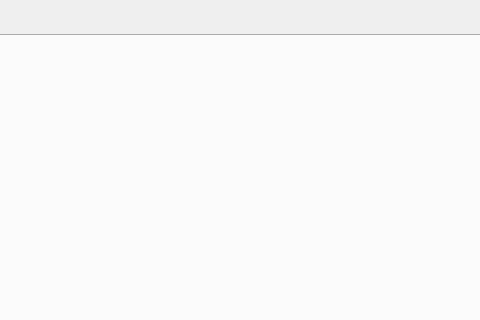
Above: GroundStation/mainwindow.ui from iron-kang/Qt before the change; both pictures show x 217 to 697 and y 0 to 320 of the 1366 by 768 pixel window. Below: the same form after it.
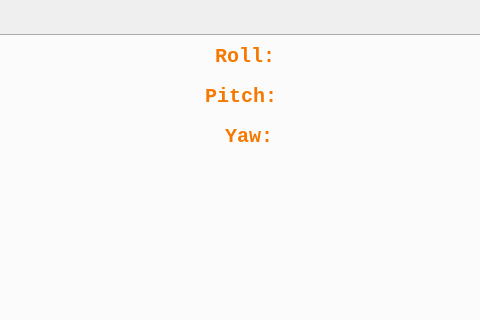
That is the form after the change. Icons and pictures are not drawn. Custom widgets are drawn as their Qt base class.

Commit message: change motor color and display angle in settings

```diff
--- a/GroundStation/mainwindow.ui
+++ b/GroundStation/mainwindow.ui
@@ -382,6 +382,151 @@
        </rect>
       </property>
      </widget>
+     <widget class="QLabel" name="label_roll">
+      <property name="geometry">
+       <rect>
+        <x>430</x>
+        <y>10</y>
+        <width>61</width>
+        <height>21</height>
+       </rect>
+      </property>
+      <property name="font">
+       <font>
+        <family>Monospace</family>
+        <pointsize>15</pointsize>
+        <weight>75</weight>
+        <bold>true</bold>
+       </font>
+      </property>
+      <property name="styleSheet">
+       <string notr="true">color:rgb(245, 121, 0)</string>
+      </property>
+      <property name="text">
+       <string>Roll:</string>
+      </property>
+     </widget>
+     <widget class="QLabel" name="label_pitch">
+      <property name="geometry">
+       <rect>
+        <x>420</x>
+        <y>50</y>
+        <width>71</width>
+        <height>21</height>
+       </rect>
+      </property>
+      <property name="font">
+       <font>
+        <family>Monospace</family>
+        <pointsize>15</pointsize>
+        <weight>75</weight>
+        <italic>false</italic>
+        <bold>true</bold>
+       </font>
+      </property>
+      <property name="styleSheet">
+       <string notr="true">color:rgb(245, 121, 0)</string>
+      </property>
+      <property name="text">
+       <string>Pitch:</string>
+      </property>
+     </widget>
+     <widget class="QLabel" name="label_yaw">
+      <property name="geometry">
+       <rect>
+        <x>440</x>
+        <y>90</y>
+        <width>51</width>
+        <height>21</height>
+       </rect>
+      </property>
+      <property name="font">
+       <font>
+        <family>Monospace</family>
+        <pointsize>15</pointsize>
+        <weight>75</weight>
+        <bold>true</bold>
+       </font>
+      </property>
+      <property name="styleSheet">
+       <string notr="true">color:rgb(245, 121, 0)</string>
+      </property>
+      <property name="text">
+       <string>Yaw:</string>
+      </property>
+     </widget>
+     <widget class="QLabel" name="val_roll">
+      <property name="geometry">
+       <rect>
+        <x>500</x>
+        <y>10</y>
+        <width>61</width>
+        <height>21</height>
+       </rect>
+      </property>
+      <property name="font">
+       <font>
+        <family>Monospace</family>
+        <pointsize>15</pointsize>
+        <weight>75</weight>
+        <bold>true</bold>
+       </font>
+      </property>
+      <property name="styleSheet">
+       <string notr="true">color:rgb(252, 175, 62)</string>
+      </property>
+      <property name="text">
+       <string/>
+      </property>
+     </widget>
+     <widget class="QLabel" name="val_pitch">
+      <property name="geometry">
+       <rect>
+        <x>500</x>
+        <y>50</y>
+        <width>61</width>
+        <height>21</height>
+       </rect>
+      </property>
+      <property name="font">
+       <font>
+        <family>Monospace</family>
+        <pointsize>15</pointsize>
+        <weight>75</weight>
+        <bold>true</bold>
+       </font>
+      </property>
+      <property name="styleSheet">
+       <string notr="true">color:rgb(252, 175, 62)</string>
+      </property>
+      <property name="text">
+       <string/>
+      </property>
+     </widget>
+     <widget class="QLabel" name="val_yaw">
+      <property name="geometry">
+       <rect>
+        <x>500</x>
+        <y>90</y>
+        <width>61</width>
+        <height>21</height>
+       </rect>
+      </property>
+      <property name="font">
+       <font>
+        <family>Monospace</family>
+        <pointsize>15</pointsize>
+        <weight>75</weight>
+        <bold>true</bold>
+       </font>
+      </property>
+      <property name="styleSheet">
+       <string notr="true">color:rgb(252, 175, 62)</string>
+      </property>
+      <property name="text">
+       <string/>
+      </property>
+     </widget>
     </widget>
    </widget>
   </widget>
```
The commit also changes 2 other files.
